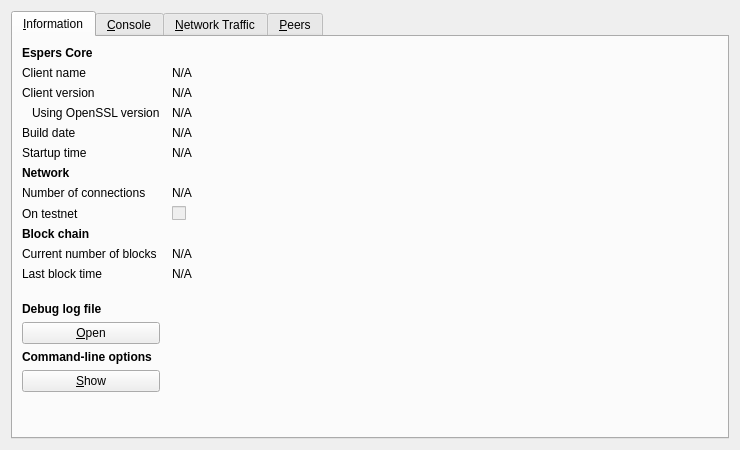
This is src/qt/forms/rpcconsole.ui in CryptoCoderz/Espers as Qt 5 draws it before an edit. The edited form follows.
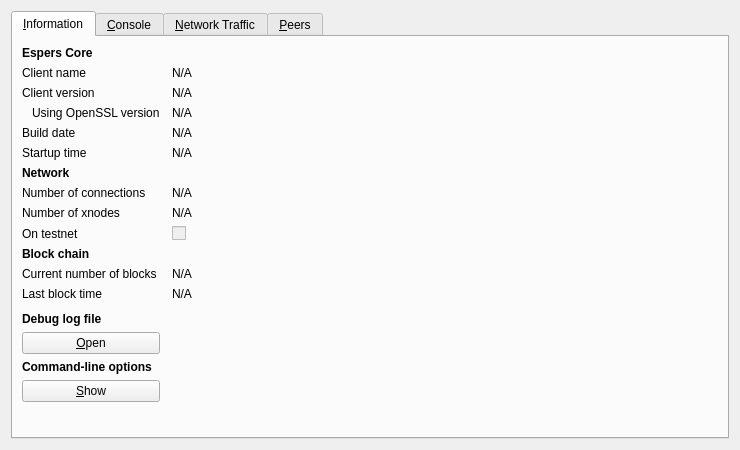
This is the edited form. Icons and pictures are not drawn. Custom widgets are drawn as their Qt base class.

Patch:
```diff
--- a/src/qt/forms/rpcconsole.ui
+++ b/src/qt/forms/rpcconsole.ui
@@ -195,13 +195,36 @@
         </widget>
        </item>
        <item row="8" column="0">
+        <widget class="QLabel" name="label_15">
+         <property name="text">
+          <string>Number of xnodes</string>
+         </property>
+        </widget>
+       </item>
+       <item row="8" column="1">
+        <widget class="QLabel" name="xnodeCount">
+         <property name="cursor">
+          <cursorShape>IBeamCursor</cursorShape>
+         </property>
+         <property name="text">
+          <string>N/A</string>
+         </property>
+         <property name="textFormat">
+          <enum>Qt::PlainText</enum>
+         </property>
+         <property name="textInteractionFlags">
+          <set>Qt::LinksAccessibleByMouse|Qt::TextSelectableByKeyboard|Qt::TextSelectableByMouse</set>
+         </property>
+        </widget>
+      </item>
+       <item row="9" column="0">
         <widget class="QLabel" name="label_8">
          <property name="text">
           <string>On testnet</string>
          </property>
         </widget>
        </item>
-       <item row="8" column="1">
+       <item row="9" column="1">
         <widget class="QCheckBox" name="isTestNet">
          <property name="enabled">
           <bool>false</bool>
@@ -211,7 +234,7 @@
          </property>
         </widget>
        </item>
-       <item row="9" column="0">
+       <item row="10" column="0">
         <widget class="QLabel" name="label_10">
          <property name="font">
           <font>
@@ -224,14 +247,14 @@
          </property>
         </widget>
        </item>
-       <item row="10" column="0">
+       <item row="11" column="0">
         <widget class="QLabel" name="label_3">
          <property name="text">
           <string>Current number of blocks</string>
          </property>
         </widget>
        </item>
-       <item row="10" column="1">
+       <item row="11" column="1">
         <widget class="QLabel" name="numberOfBlocks">
          <property name="cursor">
           <cursorShape>IBeamCursor</cursorShape>
@@ -247,14 +270,14 @@
          </property>
         </widget>
        </item>
-       <item row="11" column="0">
+       <item row="12" column="0">
         <widget class="QLabel" name="label_2">
          <property name="text">
           <string>Last block time</string>
          </property>
         </widget>
        </item>
-       <item row="11" column="1">
+       <item row="12" column="1">
         <widget class="QLabel" name="lastBlockTime">
          <property name="cursor">
           <cursorShape>IBeamCursor</cursorShape>
@@ -270,7 +293,7 @@
          </property>
         </widget>
        </item>
-       <item row="12" column="0">
+       <item row="13" column="0">
         <spacer name="verticalSpacer_2">
          <property name="orientation">
           <enum>Qt::Vertical</enum>
@@ -283,7 +306,7 @@
          </property>
         </spacer>
        </item>
-       <item row="13" column="0">
+       <item row="14" column="0">
         <widget class="QLabel" name="labelDebugLogfile">
          <property name="font">
           <font>
@@ -296,7 +319,7 @@
          </property>
         </widget>
        </item>
-       <item row="14" column="0">
+       <item row="15" column="0">
         <widget class="QPushButton" name="openDebugLogfileButton">
          <property name="toolTip">
           <string>Open the Espers debug log file from the current data directory. This can take a few seconds for large log files.</string>
@@ -309,7 +332,7 @@
          </property>
         </widget>
        </item>
-       <item row="15" column="0">
+       <item row="16" column="0">
         <widget class="QLabel" name="labelCLOptions">
          <property name="font">
           <font>
@@ -322,7 +345,7 @@
          </property>
         </widget>
        </item>
-       <item row="16" column="0">
+       <item row="17" column="0">
         <widget class="QPushButton" name="showCLOptionsButton">
          <property name="toolTip">
           <string>Show the Espers-Qt help message to get a list with possible Espers command-line options.</string>
@@ -335,7 +358,7 @@
          </property>
         </widget>
        </item>
-       <item row="17" column="0">
+       <item row="18" column="0">
         <spacer name="verticalSpacer">
          <property name="orientation">
           <enum>Qt::Vertical</enum>
```
